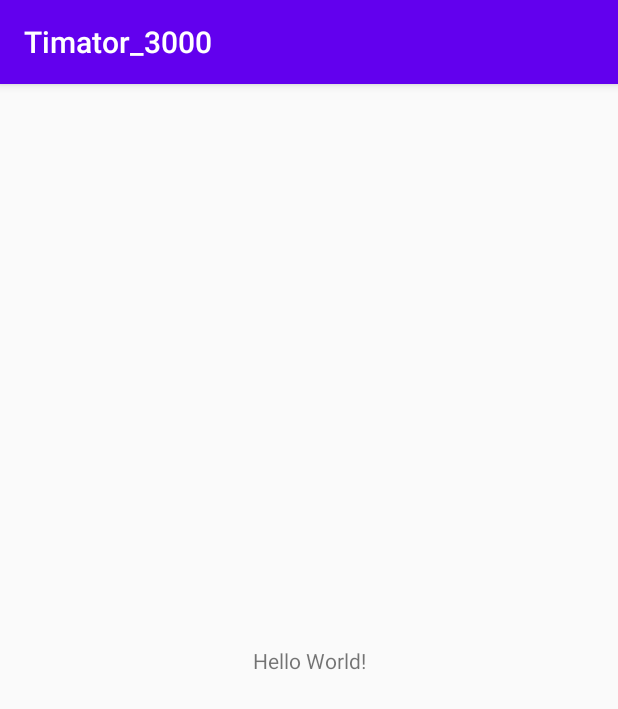
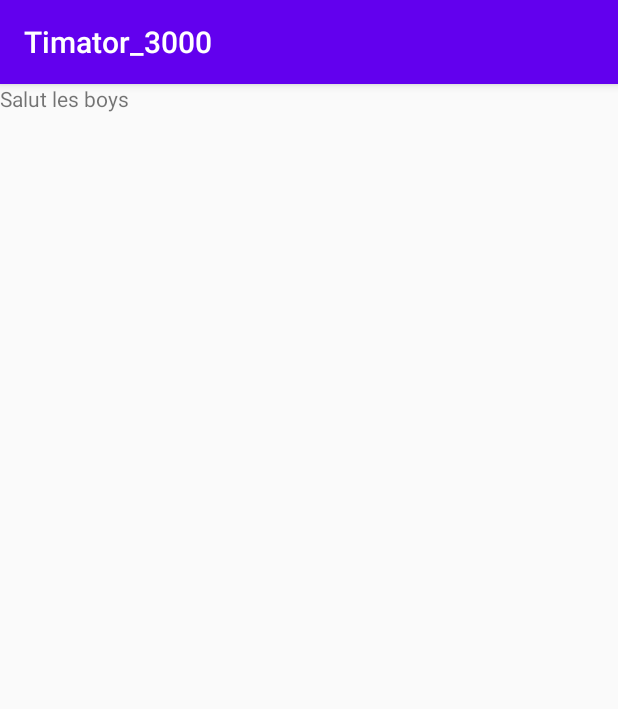
Before and after one commit to thomasNah/Timator_3000, an Android app: the screen it shows after launch (MainActivity), on a phone screen of 412 x 824 dp. Shown: the top 709 px of the screen. Run offline under Robolectric (Android 15) with nearby library versions, the light colour scheme and no system bars.

Commit message:
Update activity_main.xml

```diff
--- a/app/src/main/res/layout/activity_main.xml
+++ b/app/src/main/res/layout/activity_main.xml
@@ -1,18 +1,14 @@
 <?xml version="1.0" encoding="utf-8"?>
-<androidx.constraintlayout.widget.ConstraintLayout xmlns:android="http://schemas.android.com/apk/res/android"
+<RelativeLayout xmlns:android="http://schemas.android.com/apk/res/android"
     xmlns:app="http://schemas.android.com/apk/res-auto"
     xmlns:tools="http://schemas.android.com/tools"
     android:layout_width="match_parent"
     android:layout_height="match_parent"
-    tools:context=".MainActivity">
+    tools:context=".MainActivity" >
 
     <TextView
+        android:id="@+id/textView"
         android:layout_width="wrap_content"
         android:layout_height="wrap_content"
-        android:text="Hello World!"
-        app:layout_constraintBottom_toBottomOf="parent"
-        app:layout_constraintLeft_toLeftOf="parent"
-        app:layout_constraintRight_toRightOf="parent"
-        app:layout_constraintTop_toTopOf="parent" />
-
-</androidx.constraintlayout.widget.ConstraintLayout>
+        android:text="Salut les boys" />
+</RelativeLayout>
```
